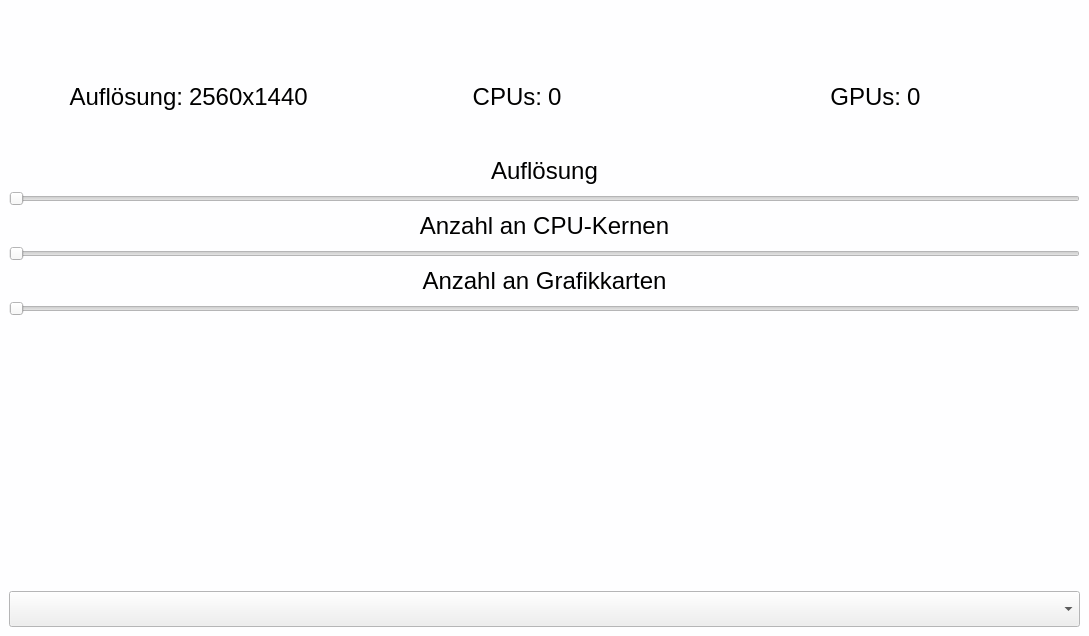
Old version of the form controller.ui in the repository actor-framework/fractal-demo.
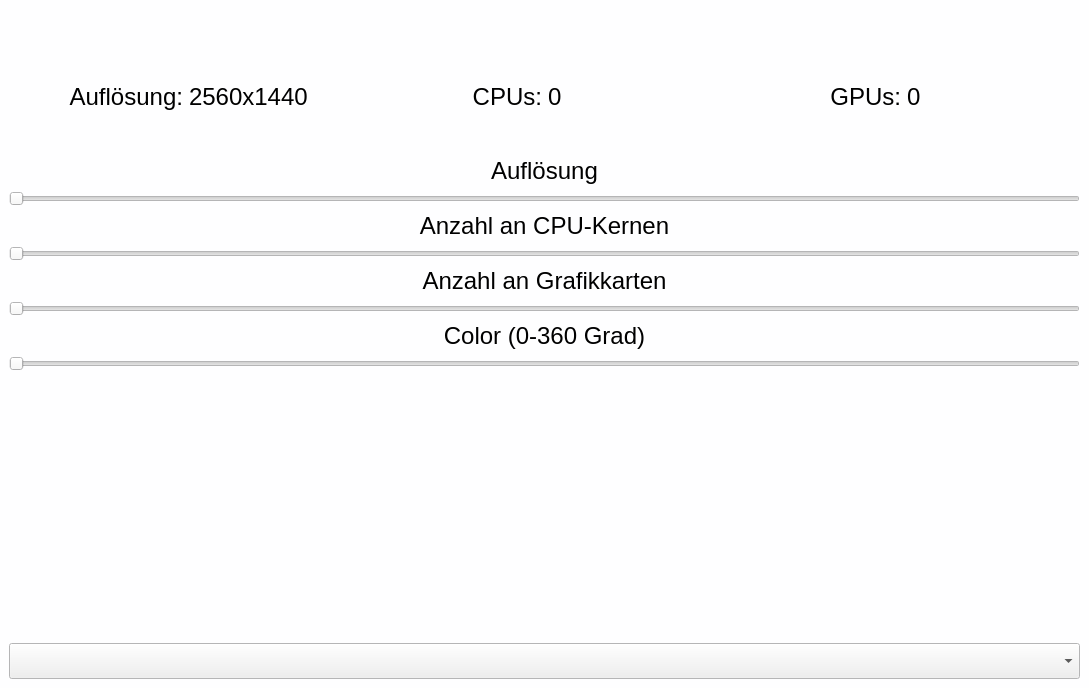
New version of the form. Icons and pictures are not drawn. Custom widgets are drawn as their Qt base class.

Commit message: Add color slider to controller gui

```diff
--- a/controller.ui
+++ b/controller.ui
@@ -7,7 +7,7 @@
     <x>0</x>
     <y>0</y>
     <width>1089</width>
-    <height>636</height>
+    <height>688</height>
    </rect>
   </property>
   <property name="sizePolicy">
@@ -249,6 +249,23 @@
         </item>
        </layout>
       </item>
+      <item row="11" column="0">
+       <widget class="QSlider" name="color_slider">
+        <property name="orientation">
+         <enum>Qt::Horizontal</enum>
+        </property>
+       </widget>
+      </item>
+      <item row="10" column="0">
+       <widget class="QLabel" name="color_label">
+        <property name="text">
+         <string>&lt;html&gt;&lt;head/&gt;&lt;body&gt;&lt;p align=&quot;center&quot;&gt;Color (0-360 Grad)&lt;/p&gt;&lt;/body&gt;&lt;/html&gt;</string>
+        </property>
+        <property name="alignment">
+         <set>Qt::AlignLeading|Qt::AlignLeft|Qt::AlignVCenter</set>
+        </property>
+       </widget>
+      </item>
      </layout>
     </item>
     <item>
```
Left out of the diff: 70 changed lines with no effect on the pictures. The commit also changes 8 other files.
